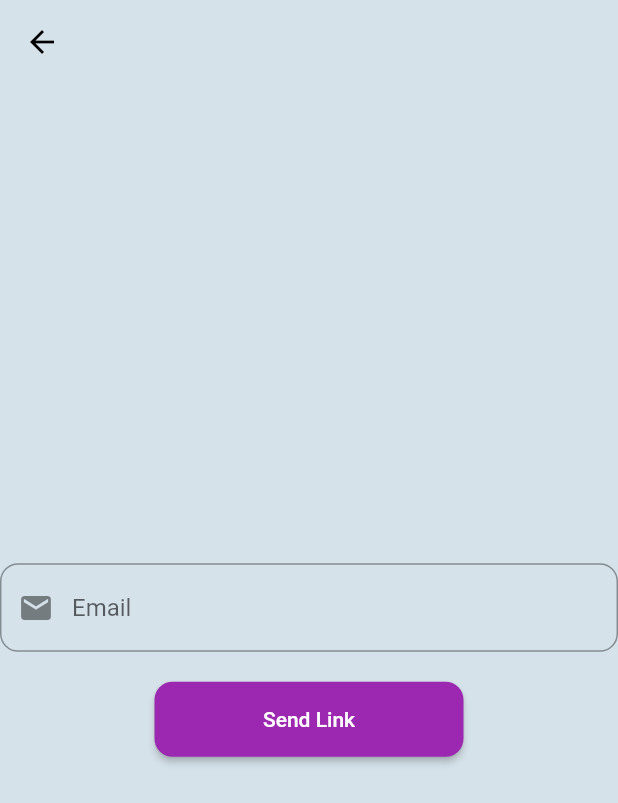
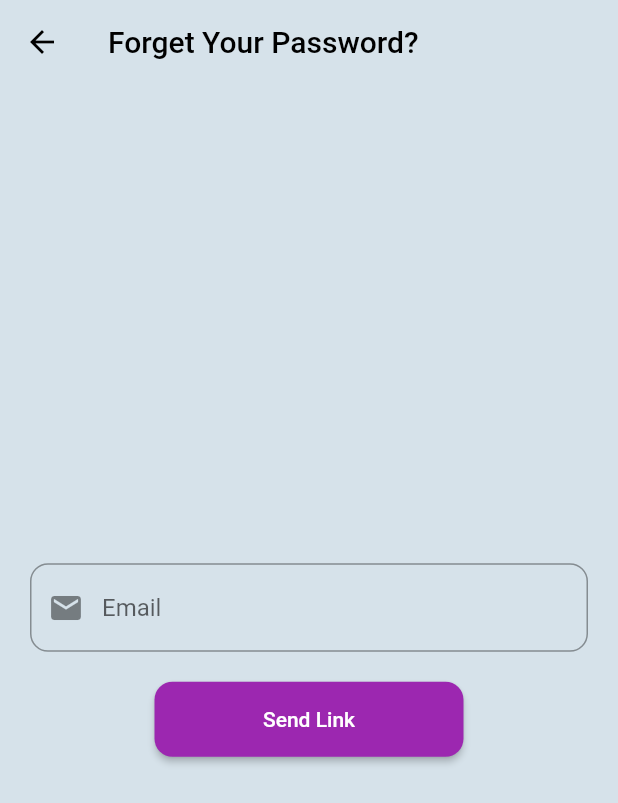
Before and after one commit to mehmetakdumn604/login_register_ui, a Flutter app: the ForgotPassScreen screen opened directly, on a phone screen of 412 x 824 dp. Shown: the top 803 px of the screen. Run offline on Flutter 3.47's test engine with Material 2 defaults, Android fonts, the light colour scheme and no system bars; our stand-ins replace firebase_auth, firebase_core, rive; accounts and stored records are empty.

Commit message:
added forget password

```diff
--- a/lib/forgot_pass_screen.dart
+++ b/lib/forgot_pass_screen.dart
@@ -13,9 +13,16 @@ class ForgotPassScreen extends StatelessWidget {
       appBar: AppBar(
         backgroundColor: bgColor,
         elevation: 0,
+        title: const Text(
+          "Forget Your Password?",
+          style: TextStyle(color: Colors.black),
+        ),
+        centerTitle: false,
         iconTheme: const IconThemeData(color: Colors.black),
       ),
       body: Center(
+        child: Padding(
+          padding: const EdgeInsets.symmetric(horizontal: 20),
           child: Column(
             mainAxisAlignment: MainAxisAlignment.center,
             children: [
@@ -52,6 +59,7 @@ class ForgotPassScreen extends StatelessWidget {
             ],
           ),
         ),
+      ),
     );
   }
 
```
Also changed, not shown: 1 other file. Lines whose indentation alone changed are shown as unchanged.
